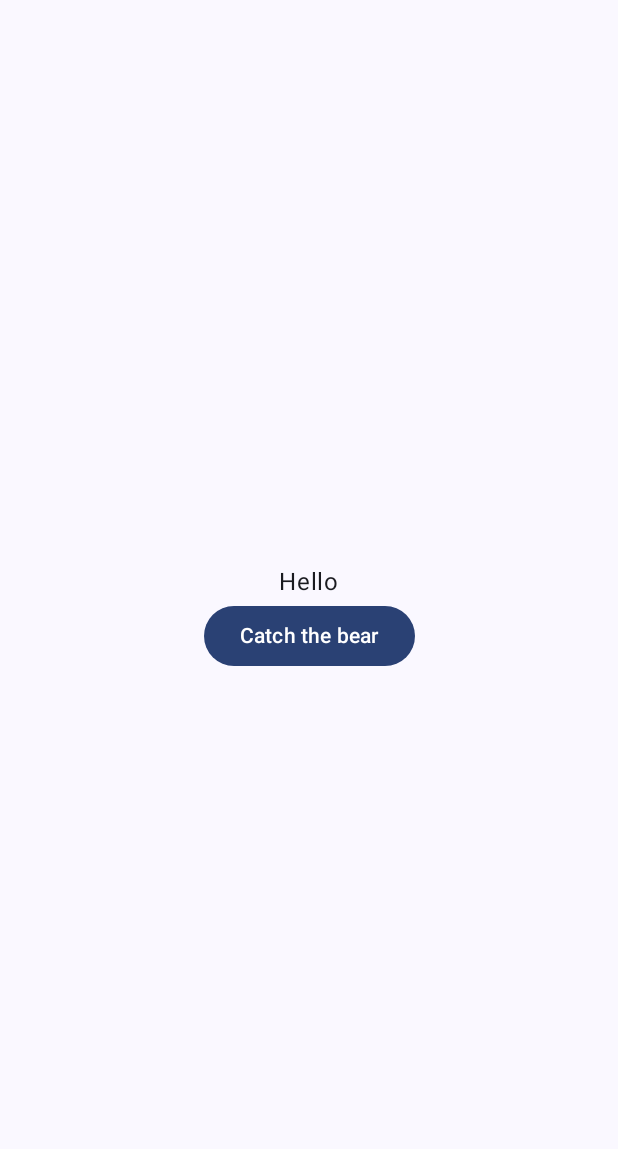
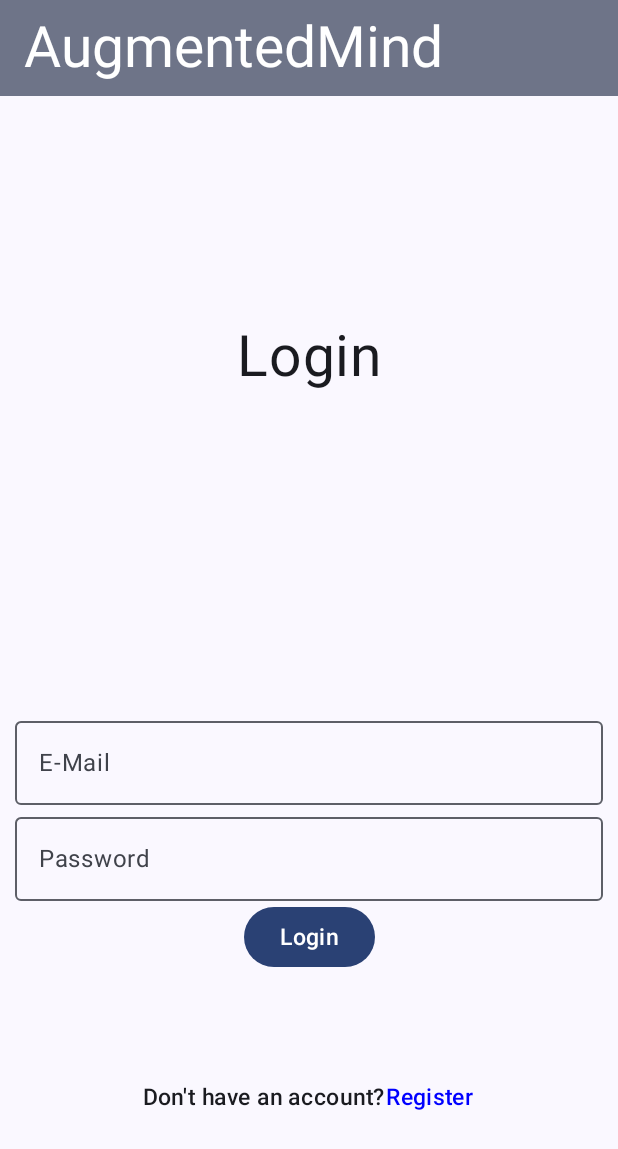
Before and after one commit to Tooclose21/AugmentedMind, an Android app built with Jetpack Compose: the screen it shows after launch (ChooseGameActivity before the commit, LoginActivity after it), on a phone screen of 412 x 824 dp. Shown: the top 1149 px of the screen. Run offline under Robolectric (Android 15) with nearby library versions, the phone set to English and light mode, and no system bars.

Commit message:
Login activity added

```diff
--- a/app/build.gradle.kts
+++ b/app/build.gradle.kts
@@ -38,6 +38,7 @@
     }
     buildFeatures {
         compose = true
+        viewBinding = true
     }
     composeOptions {
         kotlinCompilerExtensionVersion = "1.5.1"
@@ -59,6 +60,11 @@
     implementation(libs.androidx.ui.graphics)
     implementation(libs.androidx.ui.tooling.preview)
     implementation(libs.androidx.material3)
+    implementation(libs.material)
+    implementation(libs.androidx.appcompat)
+    implementation(libs.androidx.constraintlayout)
+    implementation(libs.androidx.navigation.fragment.ktx)
+    implementation(libs.androidx.navigation.ui.ktx)
     testImplementation(libs.junit)
     androidTestImplementation(libs.androidx.junit)
     androidTestImplementation(libs.androidx.espresso.core)
--- /dev/null
+++ b/app/src/main/java/com/example/apptest4/LoginActivity.kt
@@ -0,0 +1,194 @@
+package com.example.apptest4
+
+import android.content.Intent
+import android.os.Bundle
+import android.widget.Toast
+import androidx.activity.ComponentActivity
+import androidx.activity.compose.setContent
+import androidx.compose.foundation.background
+import androidx.compose.foundation.clickable
+import androidx.compose.foundation.layout.Arrangement
+import androidx.compose.foundation.layout.Box
+import androidx.compose.foundation.layout.Column
+import androidx.compose.foundation.layout.Row
+import androidx.compose.foundation.layout.Spacer
+import androidx.compose.foundation.layout.fillMaxSize
+import androidx.compose.foundation.layout.fillMaxWidth
+import androidx.compose.foundation.layout.padding
+import androidx.compose.foundation.text.KeyboardOptions
+import androidx.compose.material3.Button
+import androidx.compose.material3.ExperimentalMaterial3Api
+import androidx.compose.material3.MaterialTheme
+import androidx.compose.material3.OutlinedTextField
+import androidx.compose.material3.Scaffold
+import androidx.compose.material3.SnackbarHost
+import androidx.compose.material3.Surface
+import androidx.compose.material3.Text
+import androidx.compose.material3.TopAppBar
+import androidx.compose.material3.TopAppBarDefaults
+import androidx.compose.runtime.Composable
+import androidx.compose.runtime.getValue
+import androidx.compose.runtime.mutableStateOf
+import androidx.compose.runtime.remember
+import androidx.compose.runtime.setValue
+import androidx.compose.ui.Alignment
+import androidx.compose.ui.Modifier
+import androidx.compose.ui.graphics.Color
+import androidx.compose.ui.text.input.KeyboardType
+import androidx.compose.ui.text.input.PasswordVisualTransformation
+import androidx.compose.ui.tooling.preview.Preview
+import androidx.compose.ui.unit.dp
+import com.example.apptest4.entity.LoginCredentials
+import com.example.apptest4.ui.theme.AppTest4Theme
+import kotlinx.coroutines.CoroutineScope
+import kotlinx.coroutines.launch
+
+class LoginActivity : ComponentActivity() {
+
+    @OptIn(ExperimentalMaterial3Api::class)
+    override fun onCreate(savedInstanceState: Bundle?) {
+        super.onCreate(savedInstanceState)
+        setContent {
+            AppTest4Theme {
+                // A surface container using the 'background' color from the theme
+                Surface(
+                    modifier = Modifier.fillMaxSize(),
+                    color = MaterialTheme.colorScheme.background
+                ) {
+                    Scaffold(
+                        topBar = {
+                            TopAppBar(
+                                title = {
+                                    Text(
+                                        text = "AugmentedMind",
+                                        color = MaterialTheme.colorScheme.onSecondary,
+                                    )
+                                },
+                                colors = TopAppBarDefaults.topAppBarColors(
+                                    containerColor = MaterialTheme.colorScheme.secondaryContainer
+                                )
+                            )
+                        },
+                        modifier = Modifier
+                            .background(MaterialTheme.colorScheme.secondaryContainer),
+                    ) {
+                        Box(modifier = Modifier.padding(it)) {
+                            LoginView()
+
+                        }
+                }
+            }
+        }
+    }
+}
+    @Composable
+    private fun LoginView() {
+        var login by remember {
+            mutableStateOf("")
+        }
+
+        var password by remember {
+            mutableStateOf("")
+        }
+        Column(
+            horizontalAlignment = Alignment.CenterHorizontally,
+            modifier = Modifier
+                .padding(10.dp)
+        ) {
+            Spacer(modifier = Modifier.weight(2f))
+            Text(
+                text = "Login",
+                fontWeight = MaterialTheme.typography.titleLarge.fontWeight,
+                fontSize = MaterialTheme.typography.titleLarge.fontSize,
+                fontFamily = MaterialTheme.typography.titleLarge.fontFamily
+            )
+            Spacer(modifier = Modifier.weight(3f))
+            OutlinedTextField(
+                modifier = Modifier
+                    .fillMaxWidth(),
+                label = { Text(text = "E-Mail") },
+                singleLine = true,
+                value = login,
+                onValueChange = { login = it })
+
+            OutlinedTextField(
+                modifier = Modifier
+                    .fillMaxWidth(),
+                label = { Text(text = "Password") },
+                singleLine = true,
+                value = password,
+                visualTransformation = PasswordVisualTransformation(),
+                onValueChange = { password = it },
+                keyboardOptions = KeyboardOptions(keyboardType = KeyboardType.Password)
+            )
+            Button(onClick = {
+                onLogin(
+                    LoginCredentials(login, password),
+                    onWrongCredentials = {
+                        Toast.makeText(this@LoginActivity, it, Toast.LENGTH_SHORT).show()
+                    },
+                    onValidCredentials = { uid ->
+                        startActivity(
+                            Intent(
+                                this@LoginActivity,
+                                ChooseGameActivity::class.java
+                            ).also {
+                                it.putExtra("uid", uid)
+                            }
+                        )
+                        finish()
+                    }
+                )
+            }) {
+                Text(text = "Login")
+            }
+
+            Spacer(modifier = Modifier.weight(1f))
+            Row(
+                modifier = Modifier
+                    .fillMaxWidth(),
+                horizontalArrangement = Arrangement.Center
+            ) {
+                Text(
+                    text = "Don't have an account?",
+                    fontWeight = MaterialTheme.typography.labelLarge.fontWeight,
+                    fontSize = MaterialTheme.typography.labelLarge.fontSize,
+                    fontFamily = MaterialTheme.typography.labelLarge.fontFamily,
+                )
+
+                Text(text = "Register",
+                    color = Color.Blue,
+                    fontWeight = MaterialTheme.typography.labelLarge.fontWeight,
+                    fontSize = MaterialTheme.typography.labelLarge.fontSize,
+                    fontFamily = MaterialTheme.typography.labelLarge.fontFamily,
+                    modifier = Modifier.clickable {
+                        startActivity(
+                            Intent(
+                                this@LoginActivity, RegisterActivity::class.java
+                            )
+                        )
+                    })
+            }
+
+            Spacer(modifier = Modifier.weight(1f))
+
+        }
+    }
+    private fun onLogin(
+        loginCredentials: LoginCredentials,
+        onWrongCredentials: (String) -> Unit,
+        onValidCredentials: (String) -> Unit
+    ) {
+        if (loginCredentials.email.isBlank()) {
+            onWrongCredentials("Login is empty")
+            return
+        }
+
+        if (loginCredentials.password.isBlank()) {
+            onWrongCredentials("Password is empty")
+            return
+        }
+
+        //authController.loginUser(loginCredentials, onWrongCredentials, onValidCredentials)
+    }
+}
--- a/app/src/main/java/com/example/apptest4/ui/theme/Type.kt
+++ b/app/src/main/java/com/example/apptest4/ui/theme/Type.kt
@@ -13,6 +13,20 @@
         fontWeight = FontWeight.Normal,
         fontSize = 16.sp,
         lineHeight = 24.sp,
+        letterSpacing = 0.5.sp
+    ),
+    titleLarge = TextStyle(
+        fontFamily = FontFamily.Default,
+        fontWeight = FontWeight.Normal,
+        fontSize = 38.sp,
+        lineHeight = 42.sp,
+        letterSpacing = 0.sp
+    ),
+    labelLarge = TextStyle(
+        fontFamily = FontFamily.Default,
+        fontWeight = FontWeight.Medium,
+        fontSize = 15.sp,
+        lineHeight = 19.sp,
         letterSpacing = 0.5.sp
     )
     /* Other default text styles to override
--- /dev/null
+++ b/app/src/main/res/values-land/dimens.xml
@@ -0,0 +1,3 @@
+<resources>
+    <dimen name="fab_margin">48dp</dimen>
+</resources>
--- /dev/null
+++ b/app/src/main/res/values-night/themes.xml
@@ -0,0 +1,7 @@
+<resources xmlns:tools="http://schemas.android.com/tools">
+    <!-- Base application theme. -->
+    <style name="Base.Theme.AppTest4" parent="Theme.Material3.DayNight.NoActionBar">
+        <!-- Customize your dark theme here. -->
+        <!-- <item name="colorPrimary">@color/my_dark_primary</item> -->
+    </style>
+</resources>
--- /dev/null
+++ b/app/src/main/res/values-v23/themes.xml
@@ -0,0 +1,9 @@
+<resources xmlns:tools="http://schemas.android.com/tools">
+
+    <style name="Theme.AppTest4" parent="Base.Theme.AppTest4">
+        <!-- Transparent system bars for edge-to-edge. -->
+        <item name="android:navigationBarColor">@android:color/transparent</item>
+        <item name="android:statusBarColor">@android:color/transparent</item>
+        <item name="android:windowLightStatusBar">?attr/isLightTheme</item>
+    </style>
+</resources>
--- /dev/null
+++ b/app/src/main/res/values-w1240dp/dimens.xml
@@ -0,0 +1,3 @@
+<resources>
+    <dimen name="fab_margin">200dp</dimen>
+</resources>
--- /dev/null
+++ b/app/src/main/res/values-w600dp/dimens.xml
@@ -0,0 +1,3 @@
+<resources>
+    <dimen name="fab_margin">48dp</dimen>
+</resources>
--- /dev/null
+++ b/app/src/main/res/values/dimens.xml
@@ -0,0 +1,3 @@
+<resources>
+    <dimen name="fab_margin">16dp</dimen>
+</resources>
--- a/app/src/main/res/values/themes.xml
+++ b/app/src/main/res/values/themes.xml
@@ -2,4 +2,9 @@
 <resources>
 
     <style name="Theme.AppTest4" parent="android:Theme.Material.Light.NoActionBar" />
+    <!-- Base application theme. -->
+    <style name="Base.Theme.AppTest4" parent="Theme.Material3.DayNight.NoActionBar">
+        <!-- Customize your light theme here. -->
+        <!-- <item name="colorPrimary">@color/my_light_primary</item> -->
+    </style>
 </resources>
```
Also changed, not shown: app/src/main/AndroidManifest.xml (+15 -5 lines), app/src/main/java/com/example/apptest4/RegisterActivity.kt (added, +38 -0 lines), app/src/main/java/com/example/apptest4/entity/Credentials.kt (added, +13 -0 lines), app/src/main/res/layout/activity_login.xml (added, +33 -0 lines), app/src/main/res/layout/content_login.xml (added, +19 -0 lines), app/src/main/res/layout/fragment_first.xml (added, +35 -0 lines), app/src/main/res/layout/fragment_second.xml (added, +35 -0 lines), app/src/main/res/navigation/nav_graph.xml (added, +28 -0 lines), app/src/main/res/values/strings.xml (+44 -0 lines), gradle/libs.versions.toml (+10 -0 lines).
